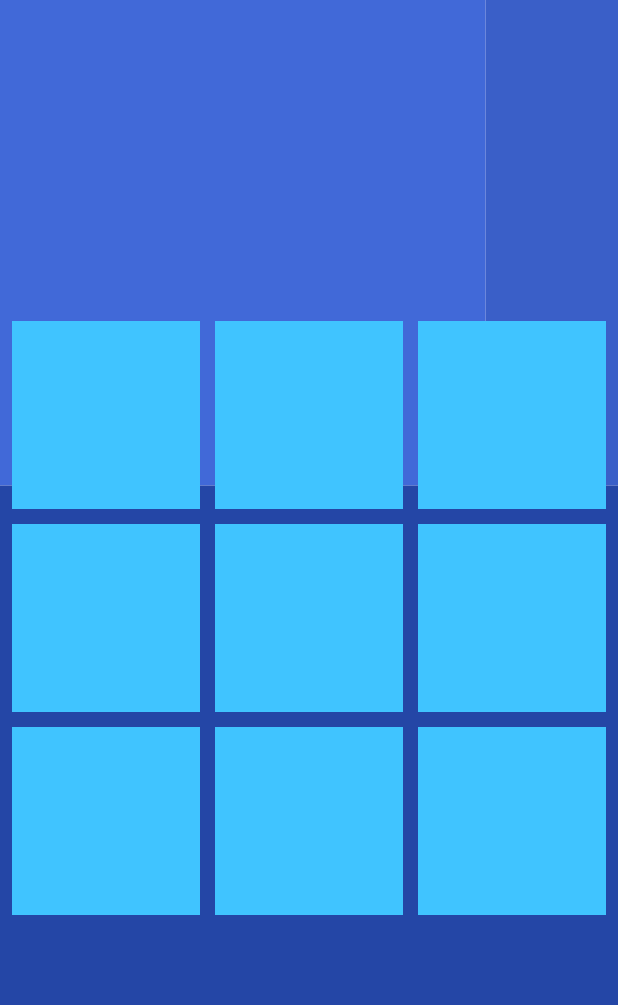
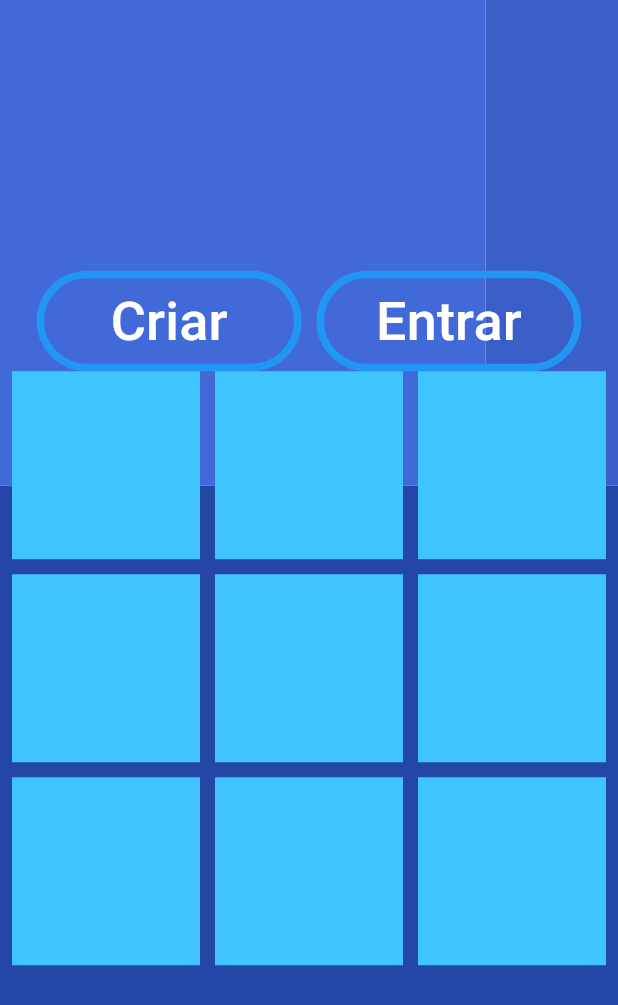
Before and after one commit to AntonioGSC/flutter-tic-tac-toe, a Flutter app: the screen it shows after launch, on a phone screen of 412 x 824 dp. Shown: the top 1005 px of the screen. Run offline on Flutter 3.47's test engine with Material 2 defaults, Android fonts, the phone set to English and light mode, and no system bars; our stand-ins replace flutter_screenutil.

Commit message:
Aula 04 - Finishing UI

```diff
--- /dev/null
+++ b/lib/models/game.dart
@@ -0,0 +1,6 @@
+class Game {
+  final bool creator;
+  final String name;
+
+  Game(this.name, this.creator);
+}
--- a/lib/screens/game.dart
+++ b/lib/screens/game.dart
@@ -1,5 +1,6 @@
 import 'package:flutter/material.dart';
 import 'package:flutter_screenutil/flutter_screenutil.dart';
+import 'package:tic_tac_toe/models/game.dart';
 import 'package:tic_tac_toe/utils/constants.dart';
 
 class GameWidget extends StatefulWidget {
@@ -10,6 +11,9 @@ class GameWidget extends StatefulWidget {
 }
 
 class _GameWidgetState extends State<GameWidget> {
+  Game? game;
+  bool suaVez = false;
+
   List<List<int>> cells = [
     [0, 0, 0],
     [0, 0, 0],
@@ -55,6 +59,21 @@ class _GameWidgetState extends State<GameWidget> {
                   mainAxisAlignment: MainAxisAlignment.center,
                   crossAxisAlignment: CrossAxisAlignment.center,
                   children: [
+                    (game == null
+                        ? Row(
+                            mainAxisAlignment: MainAxisAlignment.center,
+                            children: [
+                              _buildButton("Criar", true),
+                              const SizedBox(
+                                width: 10,
+                              ),
+                              _buildButton("Entrar", false),
+                            ],
+                          )
+                        : Text(
+                            suaVez ? "Sua vez!" : "Aguarde sua vez",
+                            style: textStyle36,
+                          )),
                     GridView.count(
                       shrinkWrap: true,
                       mainAxisSpacing: 10,
@@ -80,6 +99,23 @@ class _GameWidgetState extends State<GameWidget> {
     );
   }
 
+  Widget _buildButton(String label, bool isCreator) {
+    return SizedBox(
+      width: ScreenUtil().setWidth(300),
+      child: OutlinedButton(
+        style: OutlinedButton.styleFrom(side: buttonBorder),
+        child: Padding(
+          padding: paddingDefault,
+          child: Text(
+            label,
+            style: textStyle36,
+          ),
+        ),
+        onPressed: () {},
+      ),
+    );
+  }
+
   Widget _getCell(int x, int y) {
     return InkWell(
       child: Container(
--- a/lib/utils/constants.dart
+++ b/lib/utils/constants.dart
@@ -6,6 +6,12 @@ const colorBackBlue3 = Color.fromARGB(255, 36, 70, 166);
 const colorTextBlue = Color.fromARGB(255, 39, 72, 167);
 const colorBlueSquare = Colors.lightBlueAccent;
 
+const buttonBorder = BorderSide(
+  width: 5.0,
+  color: Colors.blue,
+  style: BorderStyle.solid,
+);
+
 const textStyle36 = TextStyle(fontSize: 36, color: Colors.white);
 const textStyle72 = TextStyle(fontSize: 72, color: Colors.white);
 
```
